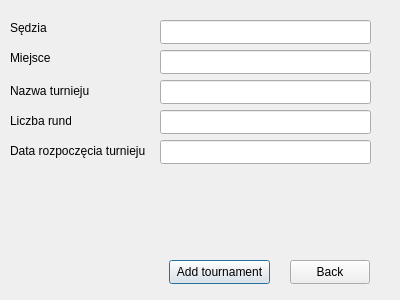
szachiszta/chess-pairing-program, file chess_pairing_program/addtournament.ui: the form before one commit.
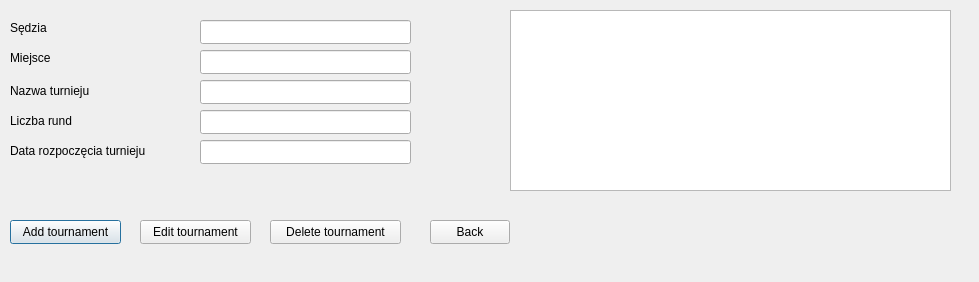
The form after the commit.

```diff
--- a/chess_pairing_program/addtournament.ui
+++ b/chess_pairing_program/addtournament.ui
@@ -6,8 +6,8 @@
    <rect>
     <x>0</x>
     <y>0</y>
-    <width>400</width>
-    <height>300</height>
+    <width>979</width>
+    <height>282</height>
    </rect>
   </property>
   <property name="windowTitle">
@@ -16,7 +16,7 @@
   <widget class="QLineEdit" name="txt_date">
    <property name="geometry">
     <rect>
-     <x>160</x>
+     <x>200</x>
      <y>140</y>
      <width>211</width>
      <height>24</height>
@@ -29,7 +29,7 @@
   <widget class="QLineEdit" name="txt_place">
    <property name="geometry">
     <rect>
-     <x>160</x>
+     <x>200</x>
      <y>50</y>
      <width>211</width>
      <height>24</height>
@@ -42,7 +42,7 @@
   <widget class="QLineEdit" name="txt_number">
    <property name="geometry">
     <rect>
-     <x>160</x>
+     <x>200</x>
      <y>110</y>
      <width>211</width>
      <height>24</height>
@@ -55,7 +55,7 @@
   <widget class="QLineEdit" name="txt_arbiter">
    <property name="geometry">
     <rect>
-     <x>160</x>
+     <x>200</x>
      <y>20</y>
      <width>211</width>
      <height>24</height>
@@ -68,7 +68,7 @@
   <widget class="QLineEdit" name="txt_name">
    <property name="geometry">
     <rect>
-     <x>160</x>
+     <x>200</x>
      <y>80</y>
      <width>211</width>
      <height>24</height>
@@ -81,9 +81,9 @@
   <widget class="QPushButton" name="add_tournament">
    <property name="geometry">
     <rect>
-     <x>169</x>
-     <y>260</y>
-     <width>101</width>
+     <x>10</x>
+     <y>220</y>
+     <width>111</width>
      <height>24</height>
     </rect>
    </property>
@@ -94,8 +94,8 @@
   <widget class="QPushButton" name="pushButton_2">
    <property name="geometry">
     <rect>
-     <x>290</x>
-     <y>260</y>
+     <x>430</x>
+     <y>220</y>
      <width>80</width>
      <height>24</height>
     </rect>
@@ -148,7 +148,7 @@
     <rect>
      <x>10</x>
      <y>110</y>
-     <width>61</width>
+     <width>91</width>
      <height>21</height>
     </rect>
    </property>
@@ -161,7 +161,7 @@
     <rect>
      <x>10</x>
      <y>140</y>
-     <width>151</width>
+     <width>181</width>
      <height>21</height>
     </rect>
    </property>
@@ -169,6 +169,42 @@
     <string>Data rozpoczęcia turnieju</string>
    </property>
   </widget>
+  <widget class="QTableView" name="tableView">
+   <property name="geometry">
+    <rect>
+     <x>510</x>
+     <y>10</y>
+     <width>441</width>
+     <height>181</height>
+    </rect>
+   </property>
+  </widget>
+  <widget class="QPushButton" name="edit_tournament">
+   <property name="geometry">
+    <rect>
+     <x>140</x>
+     <y>220</y>
+     <width>111</width>
+     <height>24</height>
+    </rect>
+   </property>
+   <property name="text">
+    <string>Edit tournament</string>
+   </property>
+  </widget>
+  <widget class="QPushButton" name="delete_tournament">
+   <property name="geometry">
+    <rect>
+     <x>270</x>
+     <y>220</y>
+     <width>131</width>
+     <height>24</height>
+    </rect>
+   </property>
+   <property name="text">
+    <string>Delete tournament</string>
+   </property>
+  </widget>
  </widget>
  <resources/>
  <connections/>
```
